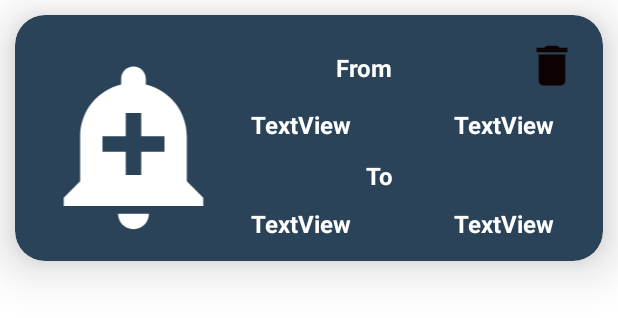
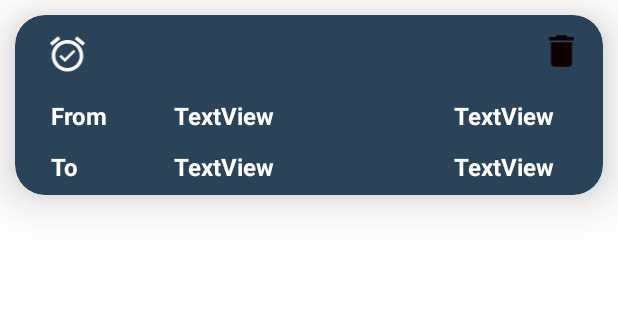
Before and after one commit to MiladSoliman/Weather-Forcast-Application, an Android app built with Jetpack Compose: the layout alarm_view.xml on its own in the app's theme, with its tools: preview values and no code run, on a phone screen of 412 x 824 dp. Shown: the top 318 px of the screen. Run offline under Robolectric (Android 15) with nearby library versions, the phone set to English and light mode, and no system bars; network calls fail.

Commit message:
alarm sound feature

```diff
--- a/app/src/main/AndroidManifest.xml
+++ b/app/src/main/AndroidManifest.xml
@@ -11,6 +11,7 @@
     <uses-permission android:name="android.permission.SCHEDULE_EXACT_ALARM" />
     <uses-permission android:name="android.permission.SCHEDULE_EXACT_ALARM" />
 
+    <uses-permission android:name="android.permission.SYSTEM_ALERT_WINDOW"/>
     <application
         android:allowBackup="true"
         android:dataExtractionRules="@xml/data_extraction_rules"
--- a/app/src/main/java/com/example/wetharapplication/home/model/HomeFragment.kt
+++ b/app/src/main/java/com/example/wetharapplication/home/model/HomeFragment.kt
@@ -72,8 +72,8 @@ class HomeFragment : Fragment() {
             val action = HomeFragmentDirections.homtMap("home")
             Navigation.findNavController(requireView()).navigate(action)
         }
-            lat = se?.getFloat("lat", 17f)?.toDouble()!!
-            long = se?.getFloat("long", 7f)?.toDouble()!!
+            lat = se?.getFloat("lat", 31.0f)?.toDouble()!!
+            long = se?.getFloat("long", 31.0f)?.toDouble()!!
             language = se?.getString("language", "en")!!
             unites = se?.getString("units", "standard")!!
             homeFactory = HomeViewModelFactory(Repository.getInstance(WeatherClient.getInstance(), ConcreteLocalSource.getInstance(context)))
--- /dev/null
+++ b/app/src/main/res/drawable/baseline_alarm_on_24.xml
@@ -0,0 +1,5 @@
+<vector android:height="24dp" android:tint="#FFFFFF"
+    android:viewportHeight="24" android:viewportWidth="24"
+    android:width="24dp" xmlns:android="http://schemas.android.com/apk/res/android">
+    <path android:fillColor="@android:color/white" android:pathData="M22,5.72l-4.6,-3.86 -1.29,1.53 4.6,3.86L22,5.72zM7.88,3.39L6.6,1.86 2,5.71l1.29,1.53 4.59,-3.85zM12,4c-4.97,0 -9,4.03 -9,9s4.02,9 9,9c4.97,0 9,-4.03 9,-9s-4.03,-9 -9,-9zM12,20c-3.87,0 -7,-3.13 -7,-7s3.13,-7 7,-7 7,3.13 7,7 -3.13,7 -7,7zM10.54,14.53L8.41,12.4l-1.06,1.06 3.18,3.18 6,-6 -1.06,-1.06 -4.93,4.95z"/>
+</vector>
--- /dev/null
+++ b/app/src/main/res/drawable/baseline_close_24.xml
@@ -0,0 +1,5 @@
+<vector android:height="24dp" android:tint="#FFFFFF"
+    android:viewportHeight="24" android:viewportWidth="24"
+    android:width="24dp" xmlns:android="http://schemas.android.com/apk/res/android">
+    <path android:fillColor="@android:color/white" android:pathData="M19,6.41L17.59,5 12,10.59 6.41,5 5,6.41 10.59,12 5,17.59 6.41,19 12,13.41 17.59,19 19,17.59 13.41,12z"/>
+</vector>
--- a/app/src/main/res/layout/alarm_view.xml
+++ b/app/src/main/res/layout/alarm_view.xml
@@ -2,12 +2,13 @@
 <androidx.cardview.widget.CardView xmlns:android="http://schemas.android.com/apk/res/android"
     xmlns:app="http://schemas.android.com/apk/res-auto"
     xmlns:tools="http://schemas.android.com/tools"
+    android:id="@+id/deleteAlert"
     android:layout_width="match_parent"
     android:layout_height="wrap_content"
+    android:layout_margin="10dp"
+    android:layout_marginTop="5dp"
+    android:backgroundTint="#2a4359"
     app:cardCornerRadius="20dp"
-    android:layout_marginTop="5dp"
-    android:layout_margin="10dp"
-    android:backgroundTint="#2a4359"
     app:cardElevation="20dp">
 
     <androidx.constraintlayout.widget.ConstraintLayout
@@ -16,53 +17,48 @@
 
         <ImageView
             android:id="@+id/imageView3"
-            android:layout_width="126dp"
-            android:layout_height="124dp"
+            android:layout_width="38dp"
+            android:layout_height="28dp"
             android:layout_marginStart="16dp"
-            android:layout_marginTop="24dp"
-            android:layout_marginBottom="16dp"
+            android:layout_marginTop="12dp"
             android:textColor="@color/white"
             android:textSize="16sp"
             android:textStyle="bold"
-            app:layout_constraintBottom_toBottomOf="parent"
+            app:layout_constraintBottom_toTopOf="@+id/textView3"
             app:layout_constraintStart_toStartOf="parent"
             app:layout_constraintTop_toTopOf="parent"
-            app:srcCompat="@drawable/baseline_add_alert_24" />
+            app:srcCompat="@drawable/baseline_alarm_on_24" />
 
         <TextView
             android:id="@+id/textView3"
             android:layout_width="wrap_content"
             android:layout_height="wrap_content"
-            android:layout_marginStart="72dp"
-            android:layout_marginEnd="88dp"
-            android:layout_marginBottom="16dp"
+            android:layout_marginStart="24dp"
+            android:layout_marginTop="16dp"
             android:text="From"
             android:textColor="@color/white"
             android:textSize="16sp"
             android:textStyle="bold"
-            app:layout_constraintBottom_toTopOf="@+id/f_date"
-            app:layout_constraintEnd_toStartOf="@+id/delete_alert"
-            app:layout_constraintStart_toEndOf="@+id/imageView3"
-            app:layout_constraintTop_toTopOf="@+id/imageView3" />
+            app:layout_constraintStart_toStartOf="parent"
+            app:layout_constraintTop_toBottomOf="@+id/imageView3" />
 
         <TextView
             android:id="@+id/f_date"
             android:layout_width="wrap_content"
             android:layout_height="wrap_content"
-            android:layout_marginStart="15dp"
-            android:layout_marginTop="16dp"
+            android:layout_marginStart="44dp"
+            android:text="TextView"
             android:textColor="@color/white"
             android:textSize="16sp"
             android:textStyle="bold"
-            android:text="TextView"
-            app:layout_constraintStart_toEndOf="@+id/imageView3"
-            app:layout_constraintTop_toBottomOf="@+id/textView3" />
+            app:layout_constraintStart_toEndOf="@+id/textView3"
+            app:layout_constraintTop_toTopOf="@+id/textView3" />
 
         <TextView
             android:id="@+id/f_time"
             android:layout_width="wrap_content"
-            android:layout_height="wrap_content"
-            android:layout_marginStart="69dp"
+            android:layout_height="22dp"
+            android:layout_marginStart="120dp"
             android:layout_marginEnd="33dp"
             android:text="TextView"
             android:textColor="@color/white"
@@ -76,53 +72,57 @@
             android:id="@+id/textView7"
             android:layout_width="wrap_content"
             android:layout_height="wrap_content"
+            android:layout_marginStart="24dp"
             android:layout_marginTop="12dp"
-            android:layout_marginBottom="46dp"
+            android:layout_marginBottom="8dp"
             android:text="To"
             android:textColor="@color/white"
             android:textSize="16sp"
             android:textStyle="bold"
             app:layout_constraintBottom_toBottomOf="parent"
-            app:layout_constraintEnd_toEndOf="@+id/textView3"
-            app:layout_constraintHorizontal_bias="1.0"
-            app:layout_constraintStart_toStartOf="@+id/textView3"
-            app:layout_constraintTop_toBottomOf="@+id/f_date" />
+            app:layout_constraintStart_toStartOf="parent"
+            app:layout_constraintTop_toBottomOf="@+id/textView3" />
 
         <TextView
             android:id="@+id/t_date"
             android:layout_width="wrap_content"
             android:layout_height="wrap_content"
-            android:layout_marginTop="12dp"
+            android:layout_marginBottom="8dp"
             android:text="TextView"
             android:textColor="@color/white"
             android:textSize="16sp"
             android:textStyle="bold"
-            app:layout_constraintBottom_toBottomOf="@+id/imageView3"
+            app:layout_constraintBottom_toBottomOf="parent"
             app:layout_constraintEnd_toEndOf="@+id/f_date"
             app:layout_constraintStart_toStartOf="@+id/f_date"
-            app:layout_constraintTop_toBottomOf="@+id/textView7" />
+            app:layout_constraintTop_toTopOf="@+id/textView7" />
 
         <TextView
             android:id="@+id/t_time"
             android:layout_width="wrap_content"
-            android:layout_height="wrap_content"
+            android:layout_height="22dp"
+            android:layout_marginBottom="8dp"
             android:text="TextView"
             android:textColor="@color/white"
             android:textSize="16sp"
             android:textStyle="bold"
-            app:layout_constraintBottom_toBottomOf="@+id/t_date"
+            app:layout_constraintBottom_toBottomOf="parent"
             app:layout_constraintEnd_toEndOf="@+id/f_time"
             app:layout_constraintStart_toStartOf="@+id/f_time"
             app:layout_constraintTop_toTopOf="@+id/t_date" />
 
         <ImageView
-            android:id="@+id/delete_alert"
-            android:layout_width="36dp"
-            android:layout_height="35dp"
-            android:layout_marginTop="16dp"
+            android:id="@+id/imageView6"
+            android:layout_width="38dp"
+            android:layout_height="28dp"
+            android:layout_marginStart="298dp"
             android:layout_marginEnd="16dp"
+            android:layout_marginBottom="20dp"
+            app:layout_constraintBottom_toTopOf="@+id/f_time"
             app:layout_constraintEnd_toEndOf="parent"
-            app:layout_constraintTop_toTopOf="parent"
+            app:layout_constraintStart_toEndOf="@+id/imageView3"
+            app:layout_constraintTop_toTopOf="@+id/imageView3"
             app:srcCompat="@drawable/baseline_delete_24" />
+
     </androidx.constraintlayout.widget.ConstraintLayout>
 </androidx.cardview.widget.CardView>
--- a/app/src/main/res/values/strings.xml
+++ b/app/src/main/res/values/strings.xml
@@ -36,4 +36,9 @@
     <string name="delete_Toast" translatable="false">"Removed From Your Favorite List"</string>
     <string name="snakbar_msg" translatable="false">"This Is The Last Data When You Are Connected To The Internet"</string>
     <string name="alarm_btn">Save</string>
+    <string name="alarm_dismiss">Dismiss</string>
+    <string name="choose_location">Choose Your Location</string>
+    <string name="enable_radio">Enable</string>
+    <string name="disable_radio">Disable</string>
+
 </resources>
```
Also changed, not shown: app/src/main/java/com/example/wetharapplication/alert/AlertFragment.kt (+33 -5 lines), app/src/main/java/com/example/wetharapplication/alert/AlertReceiver.kt (+65 -10 lines), app/src/main/java/com/example/wetharapplication/dialog/model/IntialDialogFragment.kt (+14 -4 lines), app/src/main/res/layout/alarm_daiolge.xml (added, +37 -0 lines), app/src/main/res/layout/fragment_alert_dailog.xml (+29 -17 lines), app/src/main/res/layout/fragment_intial_dialog.xml (+12 -10 lines), 1 other file.
